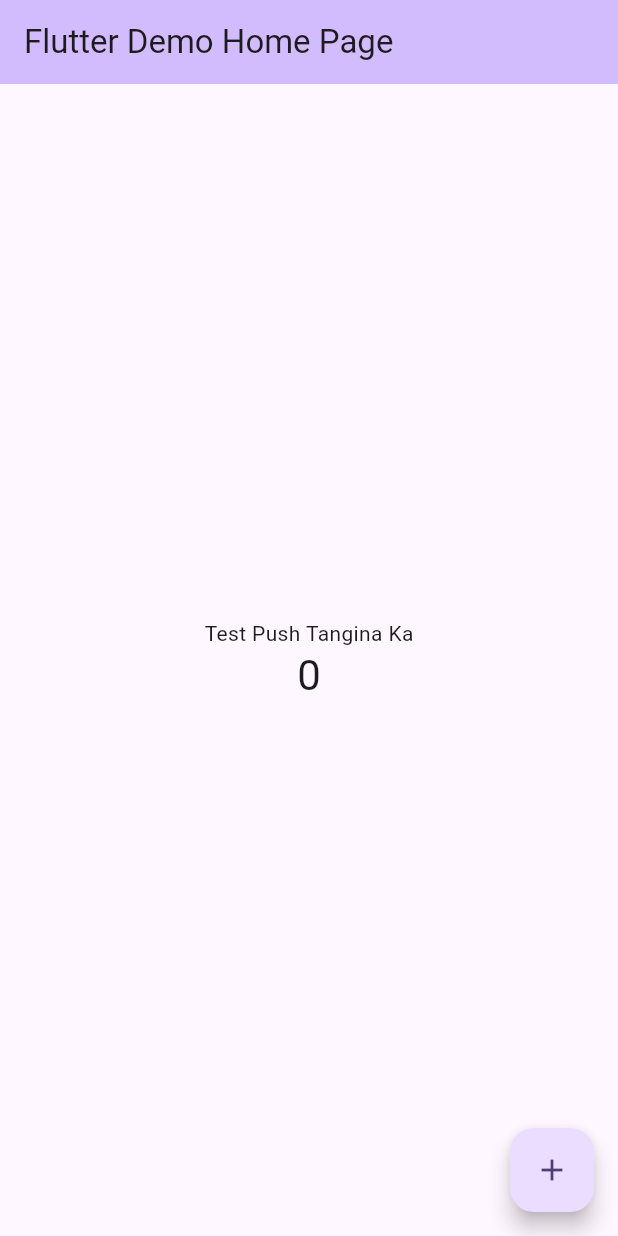
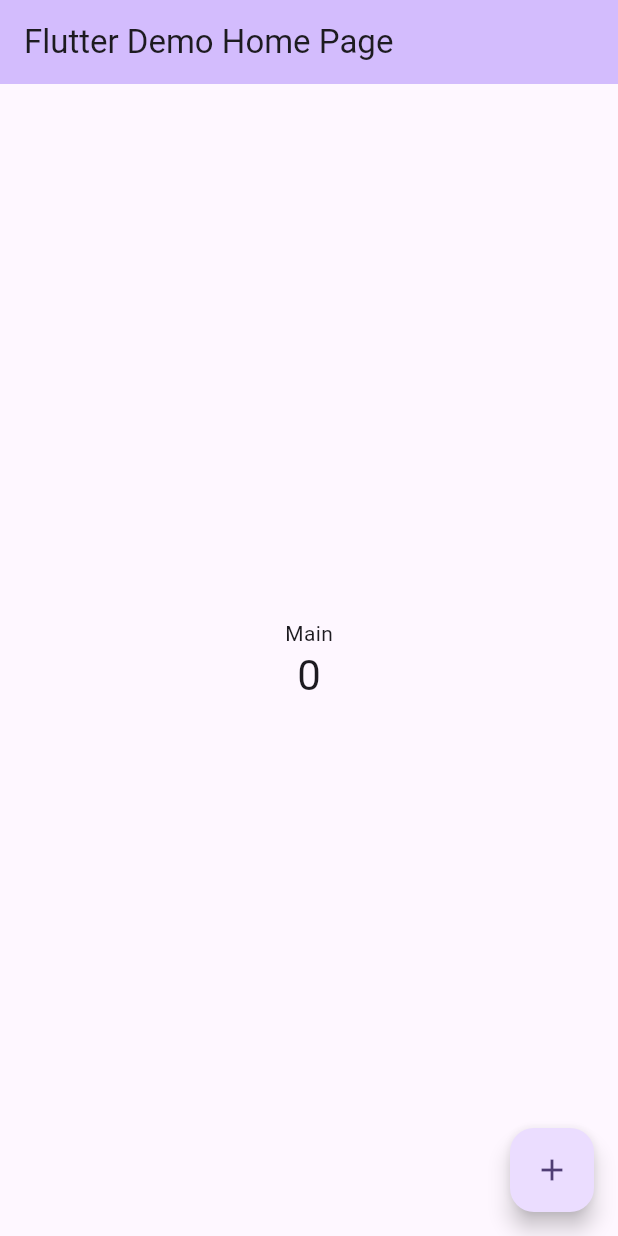
Before and after one commit to Brave6/flutter_app_concept, a Flutter app: the screen it shows after launch, on a phone screen of 412 x 824 dp. Run offline on Flutter 3.47's test engine with Material 3 defaults, Android fonts, the phone set to English and light mode, and no system bars.

Commit message:
Test Branch

```diff
--- a/lib/main.dart
+++ b/lib/main.dart
@@ -104,7 +104,7 @@ class _MyHomePageState extends State<MyHomePage> {
           // wireframe for each widget.
           mainAxisAlignment: MainAxisAlignment.center,
           children: <Widget>[
-            const Text('Test Push Tangina Ka'),
+            const Text('Main'),
             Text(
               '$_counter',
               style: Theme.of(context).textTheme.headlineMedium,
```
